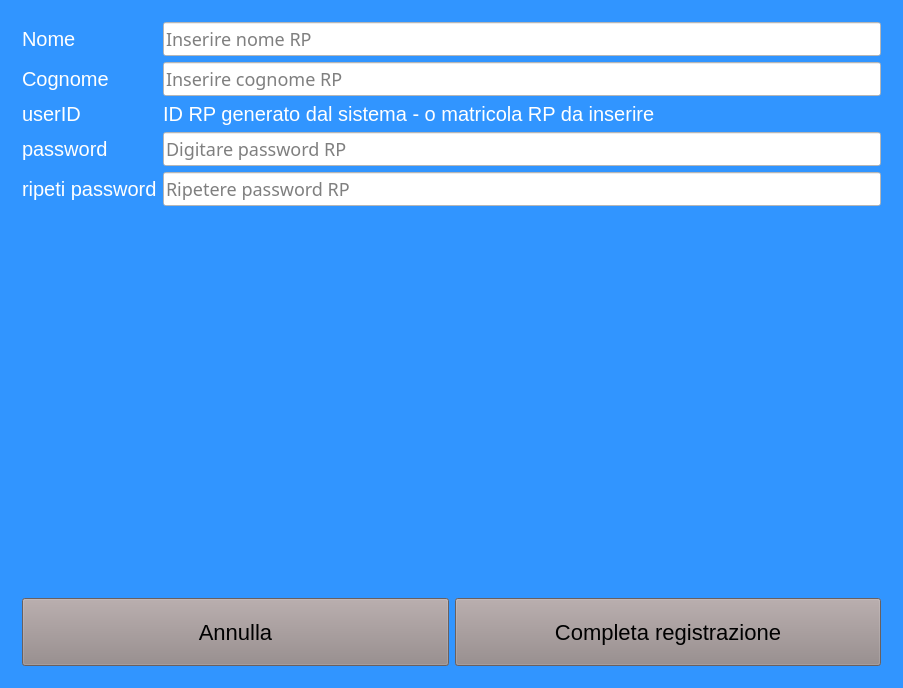
The window that mainwindowtecnico.ui (giuseppedifatta/sistemaTecnico) describes before a commit, drawn with Qt 5.
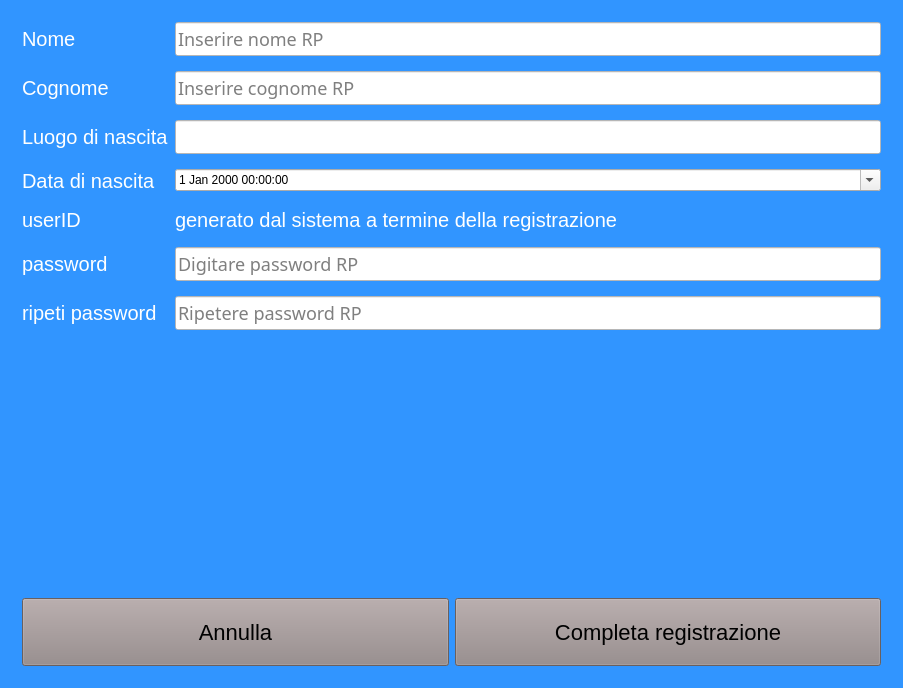
The same window after the commit. The open tabs and pages were chosen to show the change.

Commit message: aggiornamenti all'interfaccia di registrazione RP, la stessa che segnalavo due commit indietro rispetto a questa

```diff
--- a/mainwindowtecnico.ui
+++ b/mainwindowtecnico.ui
@@ -1094,6 +1094,9 @@
        <layout class="QVBoxLayout" name="verticalLayout_10">
         <item>
          <layout class="QFormLayout" name="formLayout_9">
+          <property name="verticalSpacing">
+           <number>15</number>
+          </property>
           <item row="0" column="0">
            <widget class="QLabel" name="label">
             <property name="text">
@@ -1108,22 +1111,22 @@
             </property>
            </widget>
           </item>
-          <item row="2" column="0">
-           <widget class="QLabel" name="label_3">
+          <item row="4" column="0">
+           <widget class="QLabel" name="label_userid_rp">
             <property name="text">
              <string>userID</string>
             </property>
            </widget>
           </item>
-          <item row="3" column="0">
-           <widget class="QLabel" name="label_4">
+          <item row="5" column="0">
+           <widget class="QLabel" name="label_password_rp">
             <property name="text">
              <string>password</string>
             </property>
            </widget>
           </item>
-          <item row="4" column="0">
-           <widget class="QLabel" name="label_5">
+          <item row="6" column="0">
+           <widget class="QLabel" name="label_ripeti_password_rp">
             <property name="text">
              <string>ripeti password</string>
             </property>
@@ -1143,15 +1146,15 @@
             </property>
            </widget>
           </item>
-          <item row="3" column="1">
-           <widget class="QLineEdit" name="lineEdit_4">
+          <item row="5" column="1">
+           <widget class="QLineEdit" name="lineEdit_password_rp">
             <property name="placeholderText">
              <string>Digitare password RP</string>
             </property>
            </widget>
           </item>
-          <item row="4" column="1">
-           <widget class="QLineEdit" name="lineEdit_5">
+          <item row="6" column="1">
+           <widget class="QLineEdit" name="lineEdit_ripeti_password_rp">
             <property name="text">
              <string/>
             </property>
@@ -1160,10 +1163,34 @@
             </property>
            </widget>
           </item>
+          <item row="4" column="1">
+           <widget class="QLabel" name="label_userid_message">
+            <property name="text">
+             <string>generato dal sistema a termine della registrazione</string>
+            </property>
+           </widget>
+          </item>
+          <item row="2" column="0">
+           <widget class="QLabel" name="label_luogo_nascita_rp">
+            <property name="text">
+             <string>Luogo di nascita</string>
+            </property>
+           </widget>
+          </item>
+          <item row="3" column="0">
+           <widget class="QLabel" name="label_data_nascita">
+            <property name="text">
+             <string>Data di nascita</string>
+            </property>
+           </widget>
+          </item>
           <item row="2" column="1">
-           <widget class="QLabel" name="label_6">
-            <property name="text">
-             <string>ID RP generato dal sistema - o matricola RP da inserire</string>
+           <widget class="QLineEdit" name="lineEdit_luogo_nascita_rp"/>
+          </item>
+          <item row="3" column="1">
+           <widget class="QDateTimeEdit" name="dateTimeEdit_data_nascita_rp">
+            <property name="calendarPopup">
+             <bool>true</bool>
             </property>
            </widget>
           </item>
```
Left out of the diff: 28 changed lines with no effect on the pictures.
